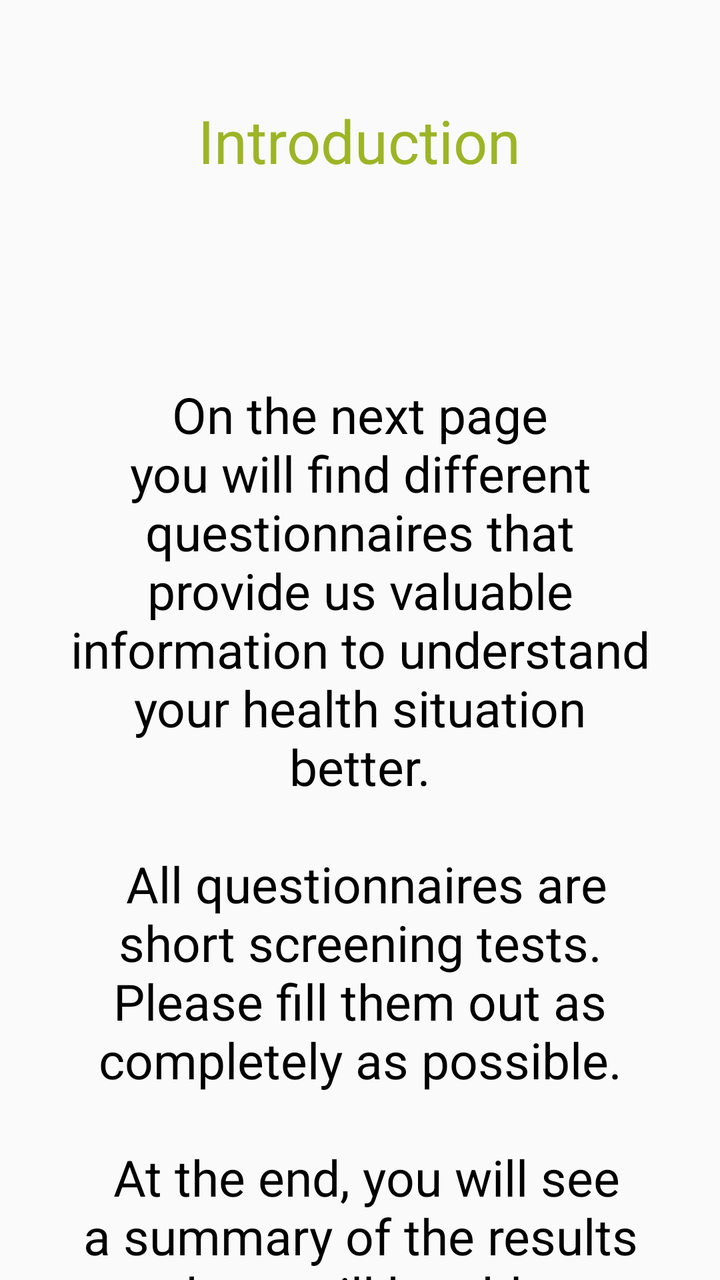
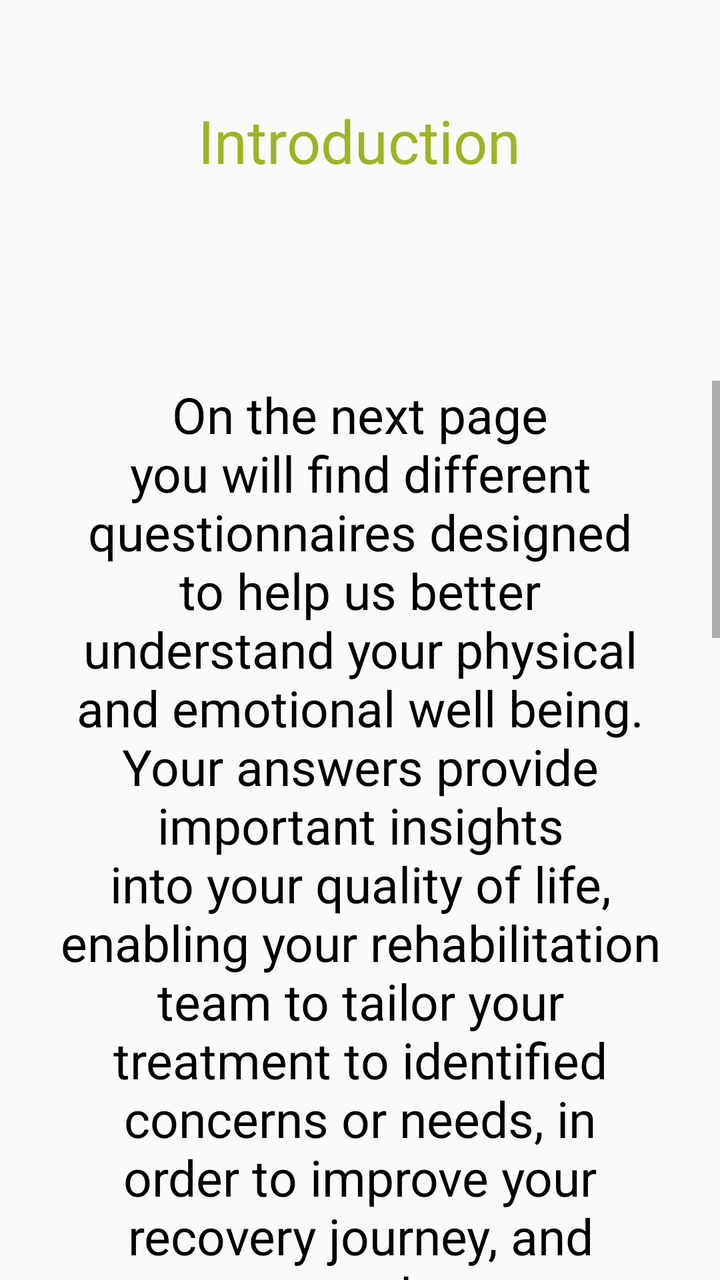

Before-and-after screenshots of an Android layout around one commit, followed by the original layout XML and the change that was made.
<!-- AndroidManifest.xml: application theme Theme.IPROMS -->
<!-- res/layout/activity_introduction.xml -->
<?xml version="1.0" encoding="utf-8"?>
<RelativeLayout xmlns:android="http://schemas.android.com/apk/res/android"
    xmlns:app="http://schemas.android.com/apk/res-auto"
    xmlns:tools="http://schemas.android.com/tools"
    android:layout_width="match_parent"
    android:layout_height="match_parent"
    tools:context=".Views.IntroductionActivity">

    <TextView
        android:layout_width="wrap_content"
        android:layout_height="wrap_content"
        android:id="@+id/txtIntroTitle"
        android:text="@string/introduction"
        android:layout_centerHorizontal="true"
        android:layout_marginTop="50dp"
        android:textColor="@color/colorPrimary"
        android:textSize="30sp"/>

    <TextView
        android:layout_width="wrap_content"
        android:layout_height="wrap_content"
        android:id="@+id/txtIntro"
        android:text="@string/intro_text"
        android:layout_below="@id/txtIntroTitle"
        android:layout_centerHorizontal="true"
        android:layout_marginTop="100dp"
        android:textAlignment="center"
        android:layout_marginStart="30dp"
        android:layout_marginEnd="30dp"
        android:textColor="@color/black"
        android:textSize="25sp"/>

    <Button
        android:layout_width="400dp"
        android:layout_height="90dp"
        android:id="@+id/btnConfirmIntro"
        android:layout_centerHorizontal="true"
        android:layout_below="@id/txtIntro"
        android:background="@drawable/bg_button"
        android:text="@string/go_to_questionnaires"
        android:textSize="20sp"
        android:layout_marginTop="100dp"/>


</RelativeLayout>
<!-- resources referenced by this layout -->
<resources>
  <color name="black">#FF000000</color>
  <color name="colorPrimary">#9CB526</color>
  <!-- drawable bg_button (drawable) -->
  <?xml version="1.0" encoding="utf-8"?>
  <shape xmlns:android="http://schemas.android.com/apk/res/android">
  
      <corners
          android:radius="10dp"
          />
      <solid
          android:color="@color/white"
          />
      <padding
          android:left="50dp"
          android:top="10dp"
          android:right="50dp"
          android:bottom="10dp"
          />
  
      <stroke
          android:width="3dp"
          android:color="@color/colorAccent"/>
  
  </shape>
  <string name="go_to_questionnaires">Go to questionnaires</string>
  <string name="intro_text">On the next page you will find different questionnaires that provide us valuable information to understand your health situation better.\n \n All questionnaires are short screening tests. Please fill them out as completely as possible.\n \n At the end, you will see a summary of the results and you will be able to discuss them with our medical team.\n \n \n If you need any help, feel free to ask our nurses, therapists, or doctors.</string>
  <string name="introduction">Introduction</string>
  <style name="Theme.IPROMS" parent="Base.Theme.IPROMS" />
  <color name="white">#FFFFFFFF</color>
  <color name="colorAccent">#78787A</color>
  <style name="Base.Theme.IPROMS" parent="Theme.AppCompat.Light.DarkActionBar">
          
          <item name="colorPrimary">@color/colorPrimary</item>
      </style>
</resources>

<!-- the commit's change to res/layout/activity_introduction.xml (unified diff, before → after) -->
@@ -16,30 +16,42 @@
         android:textColor="@color/colorPrimary"
         android:textSize="30sp"/>
 
-    <TextView
-        android:layout_width="wrap_content"
-        android:layout_height="wrap_content"
-        android:id="@+id/txtIntro"
-        android:text="@string/intro_text"
+    <ScrollView
         android:layout_below="@id/txtIntroTitle"
         android:layout_centerHorizontal="true"
         android:layout_marginTop="100dp"
-        android:textAlignment="center"
-        android:layout_marginStart="30dp"
-        android:layout_marginEnd="30dp"
-        android:textColor="@color/black"
-        android:textSize="25sp"/>
+        android:id="@+id/txtIntroWrapper"
+        android:layout_width="match_parent"
+        android:layout_height="wrap_content">
 
-    <Button
-        android:layout_width="400dp"
-        android:layout_height="90dp"
-        android:id="@+id/btnConfirmIntro"
-        android:layout_centerHorizontal="true"
-        android:layout_below="@id/txtIntro"
-        android:background="@drawable/bg_button"
-        android:text="@string/go_to_questionnaires"
-        android:textSize="20sp"
-        android:layout_marginTop="100dp"/>
+        <LinearLayout
+            android:layout_width="match_parent"
+            android:layout_height="wrap_content"
+            android:gravity="center"
+            android:orientation="vertical">
+
+            <TextView
+                android:id="@+id/txtIntro"
+                android:layout_width="wrap_content"
+                android:layout_height="wrap_content"
+                android:layout_marginStart="30dp"
+                android:layout_marginEnd="30dp"
+                android:textAlignment="center"
+                android:text="@string/intro_text"
+                android:textColor="@color/black"
+                android:textSize="25sp" />
+
+            <Button
+                android:layout_width="400dp"
+                android:layout_height="90dp"
+                android:id="@+id/btnConfirmIntro"
+                android:background="@drawable/bg_button"
+                android:text="@string/go_to_questionnaires"
+                android:textSize="20sp"
+                android:layout_marginTop="100dp"/>
+
+        </LinearLayout>
+    </ScrollView>
 
 
 </RelativeLayout>
<!-- resource entries referenced after the edit -->
@@ -25,7 +25,12 @@
   
   </shape>
   <string name="go_to_questionnaires">Go to questionnaires</string>
-  <string name="intro_text">On the next page you will find different questionnaires that provide us valuable information to understand your health situation better.\n \n All questionnaires are short screening tests. Please fill them out as completely as possible.\n \n At the end, you will see a summary of the results and you will be able to discuss them with our medical team.\n \n \n If you need any help, feel free to ask our nurses, therapists, or doctors.</string>
+  <string name="intro_text">
+          On the next page you will find different questionnaires designed to help us better understand your physical and emotional well being. Your answers provide important insights into your quality of life, enabling your rehabilitation team to tailor your treatment to identified concerns or needs, in order to improve your recovery journey, and support your long-term health.\n\n
+          Please answer all questions as completely as possible. If a question is unclear, interpret it to the best of your ability and then pick the answer choice that feels most accurate to you. There are no right or wrong answers; we just want to understand your perspective. If you are unsure or feel unable to answer, you may skip the question.\n\n
+          At the end, you will see a summary of your results, which you can review with your rehabilitation team. This will support shared decision-making and help your team align your care plan with what matters most to you. \n\n
+          If you need help, do not hesitate to ask our nurses, therapists, or doctors.
+      </string>
   <string name="introduction">Introduction</string>
   <style name="Theme.IPROMS" parent="Base.Theme.IPROMS" />
   <color name="white">#FFFFFFFF</color>
